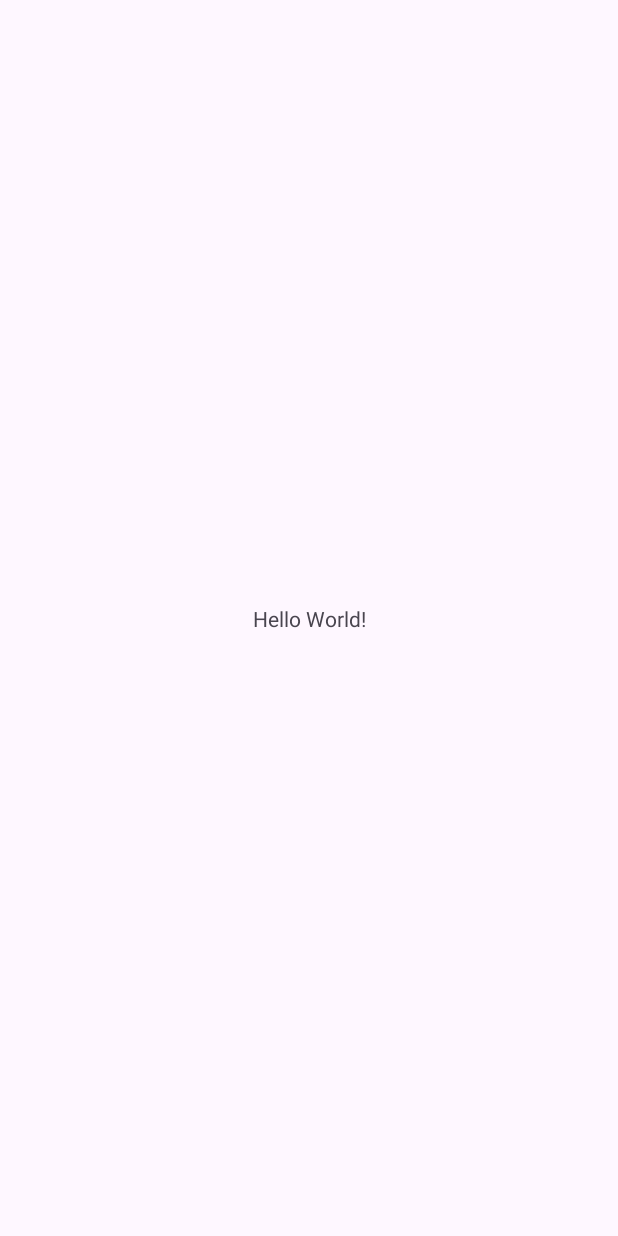
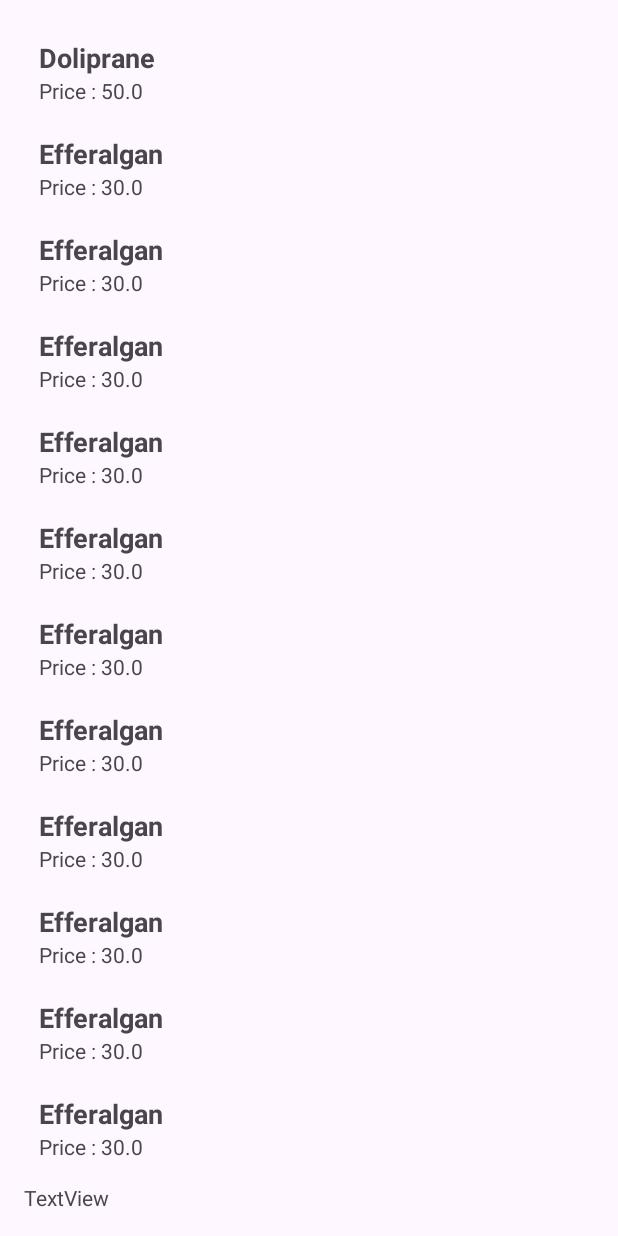
Before and after one commit to LOUBNATANASSA/pharma-care, an Android app: the screen it shows after launch (MainActivity), on a phone screen of 412 x 824 dp. Before the commit the screen is almost empty. Run offline under Robolectric (Android 15) with nearby library versions, the phone set to English and light mode, and no system bars.

Commit message:
show Medication list on android

```diff
--- a/android/app/build.gradle.kts
+++ b/android/app/build.gradle.kts
@@ -44,5 +44,7 @@
     implementation("com.squareup.retrofit2:converter-gson:2.11.0")
     implementation("androidx.lifecycle:lifecycle-viewmodel:2.8.1")
     implementation("androidx.lifecycle:lifecycle-livedata:2.8.1")
+    implementation ("androidx.recyclerview:recyclerview:1.3.2")
+
 
 }
--- a/android/app/src/main/AndroidManifest.xml
+++ b/android/app/src/main/AndroidManifest.xml
@@ -1,7 +1,7 @@
 <?xml version="1.0" encoding="utf-8"?>
 <manifest xmlns:android="http://schemas.android.com/apk/res/android"
     xmlns:tools="http://schemas.android.com/tools">
-
+    <uses-permission android:name="android.permission.INTERNET"/>
     <application
         android:allowBackup="true"
         android:dataExtractionRules="@xml/data_extraction_rules"
--- a/android/app/src/main/java/com/example/mobile/MainActivity.java
+++ b/android/app/src/main/java/com/example/mobile/MainActivity.java
@@ -1,24 +1,123 @@
 package com.example.mobile;
 
 import android.os.Bundle;
+import android.util.Log;
+import android.view.View;
+import android.widget.ProgressBar;
 
-import androidx.activity.EdgeToEdge;
 import androidx.appcompat.app.AppCompatActivity;
-import androidx.core.graphics.Insets;
-import androidx.core.view.ViewCompat;
-import androidx.core.view.WindowInsetsCompat;
+import androidx.lifecycle.ViewModelProvider;
+import androidx.recyclerview.widget.LinearLayoutManager;
+import androidx.recyclerview.widget.RecyclerView;
+
+import com.example.mobile.adapter.MedicationAdapter;
+import com.example.mobile.model.Medication;
+import com.example.mobile.network.MedicationApi;
+import com.example.mobile.network.RetrofitClient;
+
+import java.util.ArrayList;
+import java.util.List;
+
+import retrofit2.Call;
+import retrofit2.Callback;
+import retrofit2.Response;
 
 public class MainActivity extends AppCompatActivity {
+
+    RecyclerView recyclerView;
+    ProgressBar progressBar;
 
     @Override
     protected void onCreate(Bundle savedInstanceState) {
         super.onCreate(savedInstanceState);
-        EdgeToEdge.enable(this);
         setContentView(R.layout.activity_main);
-        ViewCompat.setOnApplyWindowInsetsListener(findViewById(R.id.main), (v, insets) -> {
-            Insets systemBars = insets.getInsets(WindowInsetsCompat.Type.systemBars());
-            v.setPadding(systemBars.left, systemBars.top, systemBars.right, systemBars.bottom);
-            return insets;
-        });
+
+        recyclerView = findViewById(R.id.recyclerViewMedications);
+        progressBar = findViewById(R.id.progressBar);
+
+        recyclerView.setLayoutManager(new LinearLayoutManager(this));
+        progressBar.setVisibility(View.GONE);
+
+        // ⚠ Données manuelles
+        List<Medication> list = new ArrayList<>();
+        Medication m = new Medication();
+        m.name = "Doliprane";
+        m.price = 50;
+        list.add(m);
+
+        Medication m2 = new Medication();
+        m2.name = "Efferalgan";
+        m2.price = 30;
+        list.add(m2);
+
+        Medication m3 = new Medication();
+        m3.name = "Efferalgan";
+        m3.price = 30;
+        list.add(m3);
+
+
+        Medication m4 = new Medication();
+        m4.name = "Efferalgan";
+        m4.price = 30;
+        list.add(m4);
+
+        Medication m5 = new Medication();
+        m5.name = "Efferalgan";
+        m5.price = 30;
+        list.add(m5);
+
+        Medication m6 = new Medication();
+        m6.name = "Efferalgan";
+        m6.price = 30;
+        list.add(m6);
+
+        Medication m61 = new Medication();
+        m61.name = "Efferalgan";
+        m61.price = 30;
+        list.add(m61);
+
+        Medication m31 = new Medication();
+        m31.name = "Efferalgan";
+        m31.price = 30;
+        list.add(m31);
+
+
+        Medication m32 = new Medication();
+        m32.name = "Efferalgan";
+        m32.price = 30;
+        list.add(m32);
+
+        Medication m33 = new Medication();
+        m33.name = "Efferalgan";
+        m33.price = 30;
+        list.add(m33);
+
+        Medication m34 = new Medication();
+        m34.name = "Efferalgan";
+        m34.price = 30;
+        list.add(m34);
+
+        Medication m35 = new Medication();
+        m35.name = "Efferalgan";
+        m35.price = 30;
+        list.add(m35);
+
+        Medication m36 = new Medication();
+        m36.name = "Efferalgan";
+        m36.price = 30;
+        list.add(m36);
+
+        Medication m37 = new Medication();
+        m37.name = "Efferalgan";
+        m37.price = 30;
+        list.add(m37);
+
+        Medication m371 = new Medication();
+        m371.name = "ROVAMICINE";
+        m371.price = 200;
+        list.add(m371);
+
+        recyclerView.setAdapter(new MedicationAdapter(list));
+
     }
 }
--- /dev/null
+++ b/android/app/src/main/java/com/example/mobile/adapter/MedicationAdapter.java
@@ -0,0 +1,52 @@
+package com.example.mobile.adapter;
+
+import android.view.LayoutInflater;
+import android.view.View;
+import android.view.ViewGroup;
+import android.widget.TextView;
+
+import androidx.annotation.NonNull;
+import androidx.recyclerview.widget.RecyclerView;
+
+import com.example.mobile.R;
+import com.example.mobile.model.Medication;
+import java.util.List;
+
+public class MedicationAdapter extends RecyclerView.Adapter<MedicationAdapter.ViewHolder> {
+
+    private final List<Medication> medicationList;
+
+    public MedicationAdapter(List<Medication> medicationList) {
+        this.medicationList = medicationList;
+    }
+
+    public static class ViewHolder extends RecyclerView.ViewHolder {
+        TextView txtName, txtQuantity;
+
+        public ViewHolder(View itemView) {
+            super(itemView);
+            txtName = itemView.findViewById(R.id.txtName);
+            txtQuantity = itemView.findViewById(R.id.txtQuantity);
+        }
+    }
+
+    @NonNull
+    @Override
+    public MedicationAdapter.ViewHolder onCreateViewHolder(@NonNull ViewGroup parent, int viewType) {
+        View view = LayoutInflater.from(parent.getContext())
+                .inflate(R.layout.item_medication, parent, false);
+        return new ViewHolder(view);
+    }
+
+    @Override
+    public void onBindViewHolder(@NonNull MedicationAdapter.ViewHolder holder, int position) {
+        Medication m = medicationList.get(position);
+        holder.txtName.setText(m.name);
+        holder.txtQuantity.setText("Price : " + m.price);
+    }
+
+    @Override
+    public int getItemCount() {
+        return medicationList.size();
+    }
+}
--- /dev/null
+++ b/android/app/src/main/java/com/example/mobile/model/Medication.java
@@ -0,0 +1,12 @@
+package com.example.mobile.model;
+
+public class Medication {
+    public long id;
+    public String name;
+    public String reference;
+    public double price;
+    public String dosage;
+    public String supplier;
+    public String form;
+    public String storage;
+}
--- /dev/null
+++ b/android/app/src/main/java/com/example/mobile/network/MedicationApi.java
@@ -0,0 +1,12 @@
+package com.example.mobile.network;
+import com.example.mobile.model.Medication;
+
+import java.util.List;
+import retrofit2.Call;
+import retrofit2.http.GET;
+
+public interface MedicationApi {
+    @GET("/api/medications")
+    Call<List<Medication>> getMedications();
+
+}
--- /dev/null
+++ b/android/app/src/main/java/com/example/mobile/network/RetrofitClient.java
@@ -0,0 +1,20 @@
+package com.example.mobile.network;
+
+import retrofit2.Retrofit;
+import retrofit2.converter.gson.GsonConverterFactory;
+
+public class RetrofitClient {
+    private static final String BASE_URL = "http://10.0.2.2:8080/";
+    private static Retrofit retrofit;
+
+    public static Retrofit getInstance() {
+        if (retrofit == null) {
+            retrofit = new Retrofit.Builder()
+                    .baseUrl(BASE_URL)
+                    .addConverterFactory(GsonConverterFactory.create())
+                    .build();
+        }
+        return retrofit;
+}
+
+}
--- a/android/app/src/main/res/layout/activity_main.xml
+++ b/android/app/src/main/res/layout/activity_main.xml
@@ -1,19 +1,33 @@
 <?xml version="1.0" encoding="utf-8"?>
-<androidx.constraintlayout.widget.ConstraintLayout xmlns:android="http://schemas.android.com/apk/res/android"
-    xmlns:app="http://schemas.android.com/apk/res-auto"
+<LinearLayout
+    xmlns:android="http://schemas.android.com/apk/res/android"
     xmlns:tools="http://schemas.android.com/tools"
-    android:id="@+id/main"
     android:layout_width="match_parent"
     android:layout_height="match_parent"
+    android:orientation="vertical"
+    android:padding="16dp"
     tools:context=".MainActivity">
 
-    <TextView
+    <!-- Barre de chargement -->
+    <ProgressBar
+        android:id="@+id/progressBar"
         android:layout_width="wrap_content"
         android:layout_height="wrap_content"
-        android:text="Hello World!"
-        app:layout_constraintBottom_toBottomOf="parent"
-        app:layout_constraintEnd_toEndOf="parent"
-        app:layout_constraintStart_toStartOf="parent"
-        app:layout_constraintTop_toTopOf="parent" />
+        android:layout_gravity="center"
+        android:visibility="gone"
+        style="?android:attr/progressBarStyleLarge" />
 
-</androidx.constraintlayout.widget.ConstraintLayout>
+    <!-- Liste des médicaments -->
+    <androidx.recyclerview.widget.RecyclerView
+        android:id="@+id/recyclerViewMedications"
+        android:layout_width="match_parent"
+        android:layout_height="0dp"
+        android:layout_weight="1"
+        android:contentDescription="Liste des médicaments"/>
+
+    <TextView
+        android:id="@+id/textView"
+        android:layout_width="match_parent"
+        android:layout_height="wrap_content"
+        android:text="TextView" />
+</LinearLayout>
--- /dev/null
+++ b/android/app/src/main/res/layout/item_medication.xml
@@ -0,0 +1,21 @@
+<?xml version="1.0" encoding="utf-8"?>
+<LinearLayout xmlns:android="http://schemas.android.com/apk/res/android"
+    android:layout_width="match_parent"
+    android:layout_height="wrap_content"
+    android:padding="10dp"
+    android:orientation="vertical">
+
+    <TextView
+        android:id="@+id/txtName"
+        android:layout_width="match_parent"
+        android:layout_height="wrap_content"
+        android:text="Nom"
+        android:textSize="18sp"
+        android:textStyle="bold" />
+
+    <TextView
+        android:id="@+id/txtQuantity"
+        android:layout_width="match_parent"
+        android:layout_height="wrap_content"
+        android:text="Quantité" />
+</LinearLayout>
```
